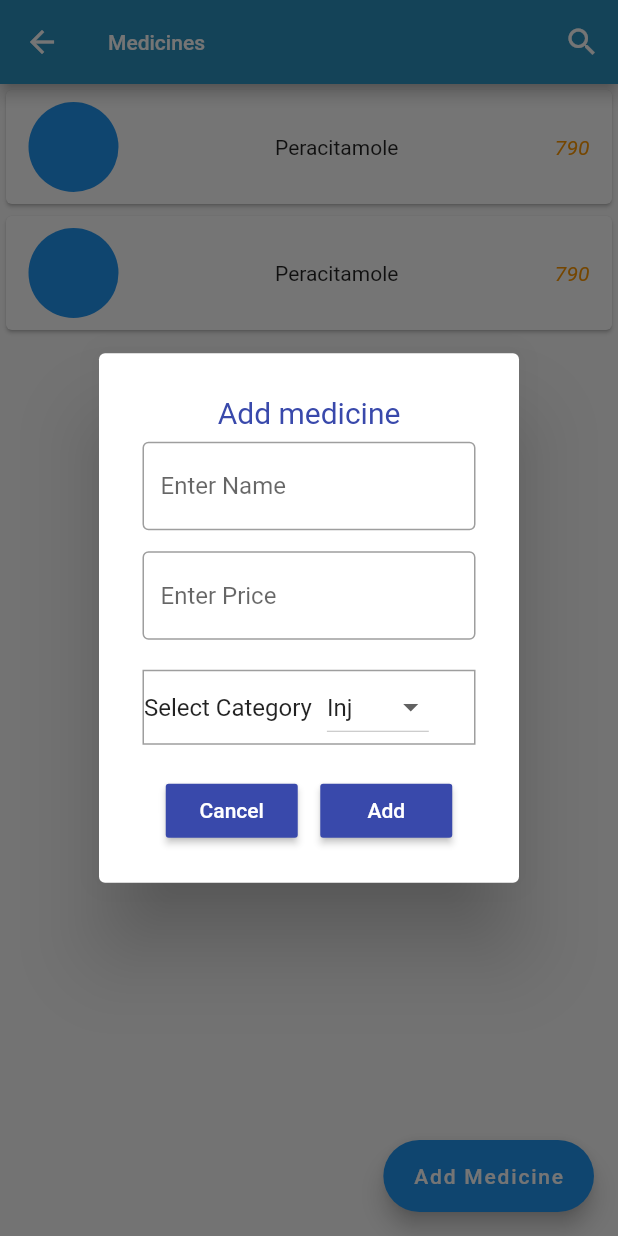
After one commit to sherazahmad720/MediTech, a Flutter app: the MedicineList screen opened directly, after a tap on "Add Medicine", on a phone screen of 412 x 824 dp. The commit adds this screen. Run offline on Flutter 3.47's test engine with Material 2 defaults, Android fonts, the phone set to English and light mode, and no system bars; our stand-ins replace flutter_icons, get, google_fonts, sqflite; accounts and stored records are empty.

Commit message:
medicine page is 50% ready

```diff
--- a/lib/Models/MedicineModel.dart
+++ b/lib/Models/MedicineModel.dart
@@ -1,13 +1,13 @@
 class Medicine {
-  int med_id;
+  int medid;
   String name;
   String price;
   String type;
 
-  Medicine({this.name, this.med_id, this.type, this.price});
+  Medicine({this.name, this.medid, this.type, this.price});
   Map<String, dynamic> toMap() {
     var map = <String, dynamic>{
-      'id': med_id,
+      'id': medid,
       'name': name,
       'type': type,
       'pure': price,
@@ -16,7 +16,7 @@ class Medicine {
   }
 
   Medicine.fromMap(Map<String, dynamic> map) {
-    med_id = map['id'];
+    medid = map['id'];
     name = map['name'];
 
     price = map['pure'];
--- a/lib/main.dart
+++ b/lib/main.dart
@@ -1,5 +1,5 @@
 import 'package:flutter/material.dart';
-import 'package:medi_tech/src/widgets/app.dart';
+import 'package:medi_tech/src/controllers/app.dart';
 
 void main() {
   runApp(MyApp());
--- /dev/null
+++ b/lib/src/pages/medicine_list.dart
@@ -0,0 +1,81 @@
+import 'package:flutter/material.dart';
+import 'package:medi_tech/src/widgets/dialoge.dart';
+import 'package:medi_tech/src/widgets/medicine_card.dart';
+
+class MedicineList extends StatefulWidget {
+  @override
+  _MedicineListState createState() => _MedicineListState();
+}
+
+class _MedicineListState extends State<MedicineList> {
+  String seachText = "";
+  TextEditingController editingController = TextEditingController();
+  Icon serachIcon = Icon(Icons.search, color: Colors.white);
+  bool _isSearch = false;
+
+  Widget appBar() {
+    return Text("Medicines", style: TextStyle(fontSize: 14));
+  }
+
+  Widget searchBar() {
+    return TextField(
+      onChanged: (value) {
+        setState(() {
+          seachText = value;
+        });
+      },
+      controller: editingController,
+      decoration: InputDecoration(
+          hintText: "Search here",
+          hintStyle: TextStyle(color: Colors.grey[300])),
+      style: TextStyle(color: Colors.white, fontSize: 16),
+    );
+  }
+
+  @override
+  Widget build(BuildContext context) {
+    return Scaffold(
+      appBar: AppBar(actions: [
+        IconButton(
+            icon: serachIcon,
+            onPressed: () {
+              setState(() {
+                if (serachIcon.icon == Icons.search) {
+                  serachIcon = Icon(Icons.cancel, color: Colors.white);
+                  _isSearch = true;
+                } else {
+                  serachIcon = Icon(Icons.search, color: Colors.white);
+                  _isSearch = false;
+                }
+              });
+            })
+      ], title: !_isSearch ? appBar() : searchBar()),
+      floatingActionButton: FloatingActionButton.extended(
+        label: Text("Add Medicine"),
+        onPressed: () {
+          showDialog(
+              barrierDismissible: false,
+              context: context,
+              builder: (_) {
+                return MyDialog(
+                  dialoagFor: "medicine",
+                );
+              });
+        },
+        isExtended: true,
+      ),
+      body: Container(
+        child: Column(
+          children: [
+            Expanded(
+                child: ListView.builder(
+                    itemCount: 2,
+                    itemBuilder: (context, index) {
+                      return medicineCard("pic", "Peracitamole", "790");
+                    }))
+          ],
+        ),
+      ),
+    );
+  }
+}
--- /dev/null
+++ b/lib/src/widgets/dialoge.dart
@@ -0,0 +1,147 @@
+import 'dart:io';
+import 'package:path/path.dart' as path;
+// import 'package:flutter/foundation.dart';
+import 'package:flutter/material.dart';
+
+class MyDialog extends StatefulWidget {
+  final dialoagFor;
+
+  MyDialog({this.dialoagFor});
+  @override
+  _MyDialogState createState() => _MyDialogState();
+}
+
+class _MyDialogState extends State<MyDialog> {
+  final nameController = TextEditingController();
+  bool _isUploading = false;
+  String errorText = "";
+  String dropdownValue = "Inj";
+
+  @override
+  Widget build(BuildContext context) {
+    return AlertDialog(
+      content: Form(
+        child: Column(
+          mainAxisSize: MainAxisSize.min,
+          children: <Widget>[
+            Padding(
+              padding: EdgeInsets.all(8.0),
+              child: Container(
+                  child: Center(
+                child: Text("Add ${widget.dialoagFor}",
+                    style: TextStyle(color: Colors.indigo[600], fontSize: 20)),
+              )),
+            ),
+            Padding(
+              padding: const EdgeInsets.symmetric(horizontal: 5.0),
+              child: TextField(
+                controller: nameController,
+                decoration: InputDecoration(
+                    hintText: "Enter Name",
+                    border: OutlineInputBorder(
+                      borderSide: BorderSide(
+                        color: Colors.blue,
+                        style: BorderStyle.solid,
+                      ),
+                    )),
+              ),
+            ),
+            Text(
+              errorText,
+              style: TextStyle(color: Colors.red, fontSize: 12),
+            ),
+            Padding(
+              padding: const EdgeInsets.symmetric(horizontal: 5.0),
+              child: TextField(
+                controller: nameController,
+                decoration: InputDecoration(
+                    hintText: "Enter Price",
+                    border: OutlineInputBorder(
+                      borderSide: BorderSide(
+                        color: Colors.blue,
+                        style: BorderStyle.solid,
+                      ),
+                    )),
+              ),
+            ),
+            SizedBox(
+              height: 20,
+            ),
+            Padding(
+                padding: const EdgeInsets.symmetric(horizontal: 5.0),
+                child: Expanded(
+                  child: Container(
+                    height: 50,
+                    decoration:
+                        BoxDecoration(border: Border.all(color: Colors.grey)),
+                    child: Row(
+                      children: [
+                        Text("Select Category"),
+                        SizedBox(
+                          width: 10,
+                        ),
+                        DropdownButton(
+                          value: dropdownValue,
+                          items: <String>['Tablet', 'Inj'].map((String value) {
+                            return new DropdownMenuItem<String>(
+                              value: value,
+                              child: new Text(value),
+                            );
+                          }).toList(),
+                          onChanged: (val) {
+                            setState(() {
+                              dropdownValue = val;
+                            });
+                          },
+                        )
+                      ],
+                    ),
+                  ),
+                )),
+            SizedBox(
+              height: 20,
+            ),
+            Row(
+              mainAxisAlignment: MainAxisAlignment.center,
+              children: [
+                RaisedButton(
+                  textColor: Colors.white,
+                  color: Colors.indigo[600],
+                  child: Text("Cancel"),
+                  onPressed: () {
+                    Navigator.of(context).pop();
+                    // goToQuizPage("mid", subject);
+                  },
+                ),
+                SizedBox(
+                  width: 15,
+                ),
+                _isUploading
+                    ? CircularProgressIndicator()
+                    : RaisedButton(
+                        textColor: Colors.white,
+                        color: Colors.indigo[600],
+                        child: Text("Add"),
+                        onPressed: () {
+                          if (nameController.text != "") {
+                            setState(() {
+                              _isUploading = true;
+                            });
+                            print('Add is pressed');
+                          } else {
+                            setState(() {
+                              errorText = "Please Add Name of Category";
+                            });
+                            print('Field is empty');
+                          }
+                          // goToQuizPage("final", subject);
+                        },
+                      ),
+              ],
+            )
+          ],
+        ),
+      ),
+    );
+  }
+}
--- /dev/null
+++ b/lib/src/widgets/medicine_card.dart
@@ -0,0 +1,27 @@
+import 'package:flutter/material.dart';
+// import 'package:medi_tech/main.dart';
+
+Widget medicineCard(String type, String name, String price) {
+  return Card(
+      child: Padding(
+    padding: EdgeInsets.fromLTRB(15, 8, 15, 8),
+    child: Row(
+      mainAxisAlignment: MainAxisAlignment.spaceBetween,
+      children: [
+        Container(
+          height: 60,
+          width: 60,
+          decoration: BoxDecoration(
+            color: Colors.blue,
+            borderRadius: BorderRadius.circular(60),
+            // image: DecorationImage(image: AssetImage(img), fit: BoxFit.cover),
+          ),
+        ),
+        Text(name),
+        Text(price,
+            style:
+                TextStyle(fontStyle: FontStyle.italic, color: Colors.orange)),
+      ],
+    ),
+  ));
+}
```
Also changed, not shown: lib/Models/OrderList.dart (+4 -4 lines), lib/Models/ordersModel.dart (+8 -8 lines), lib/src/pages/home_page.dart (+12 -5 lines), lib/src/widgets/FirstScreen.dart (deleted, +0 -30 lines), lib/src/controllers/app.dart (renamed from lib/src/widgets/app.dart), 1 other file.
